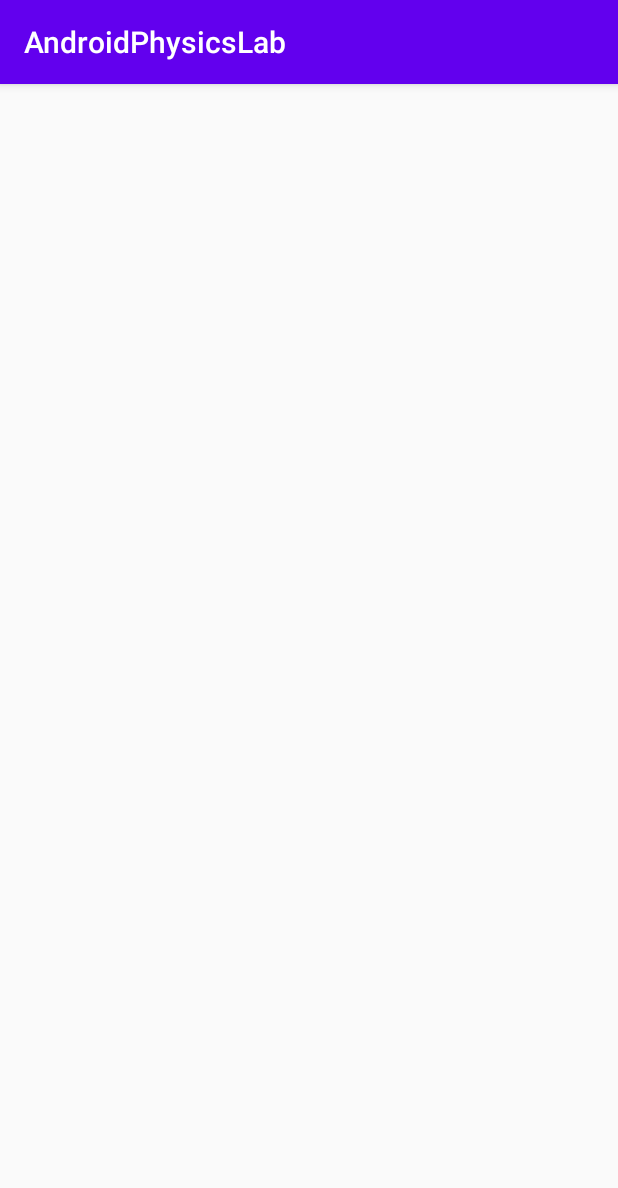
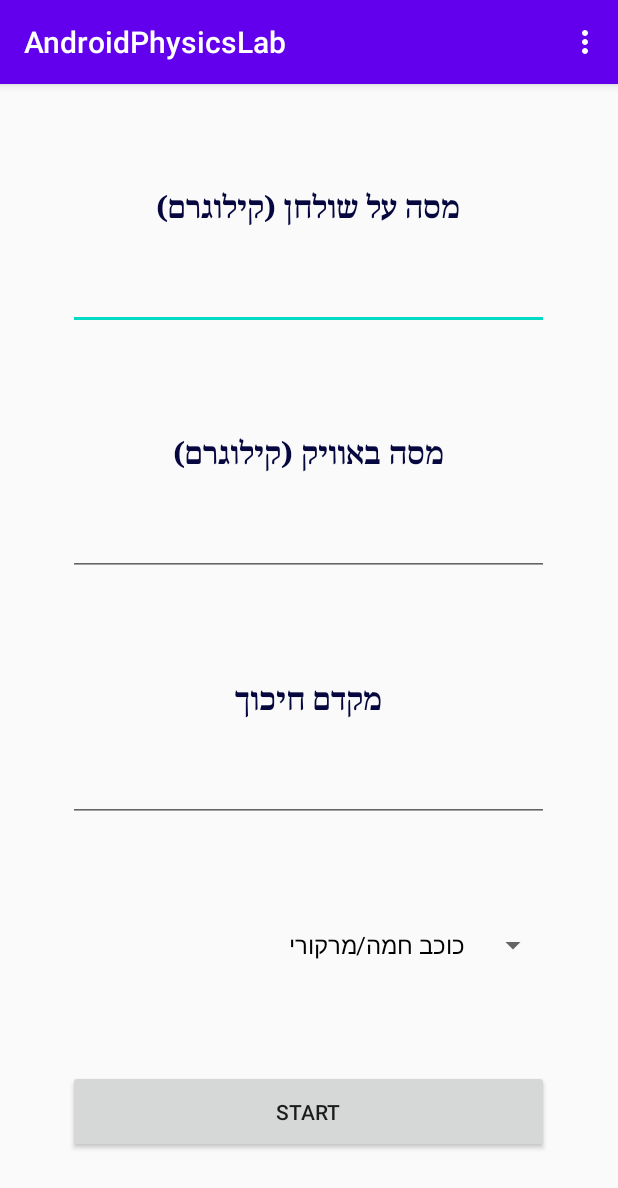
Before and after one commit to AndriyKuzmenko/AndroidPhysicsLabSimulation, an Android app: the NewtonData screen opened directly, with no data from a screen before it, on a phone screen of 412 x 824 dp. Shown: the top 1188 px of the screen. Run offline under Robolectric (Android 15) with nearby library versions, the phone set to English and light mode, and no system bars.

Commit message:
Second Newton's law

```diff
--- a/app/src/main/java/com/example/androidphysicslab/Languages.java
+++ b/app/src/main/java/com/example/androidphysicslab/Languages.java
@@ -50,6 +50,9 @@ public class Languages
     public static String xTime;
     public static String aTime;
     public static String secondNewtonsLaw;
+    public static String mass1;
+    public static String mass2;
+    public static String friction;
 
     public static void toEnglish()
     {
@@ -100,6 +103,9 @@ public class Languages
         aTime="Acceleration as function of time";
         xTime="length as function of time";
         secondNewtonsLaw="2nd Newton's Law";
+        mass1="Mass on desk (kg)";
+        mass2="Mass in air (kg)";
+        friction="Coefficient of friction";
     }
 
     public static void toHebrew()
@@ -151,5 +157,8 @@ public class Languages
         aTime="תאוצה כפונקציה של זמן";
         xTime="אורך כפונקציה של זמן";
         secondNewtonsLaw="חוק שני של ניוטון";
+        mass1="מסה על שולחן (קילוגרם)";
+        mass2="מסה באוויק (קילוגרם)";
+        friction="מקדם חיכוך";
     }
 }
--- a/app/src/main/java/com/example/androidphysicslab/MenuActivity.java
+++ b/app/src/main/java/com/example/androidphysicslab/MenuActivity.java
@@ -109,7 +109,7 @@ public class MenuActivity extends AppCompatActivity
 
     public void newton(View view)
     {
-        Intent si=new Intent(this, SpringData.class);
+        Intent si=new Intent(this, NewtonData.class);
         startActivity(si);
     }
 }
--- a/app/src/main/java/com/example/androidphysicslab/NewtonData.java
+++ b/app/src/main/java/com/example/androidphysicslab/NewtonData.java
@@ -1,15 +1,75 @@
 package com.example.androidphysicslab;
 
 import android.os.Bundle;
+import android.view.Menu;
+import android.view.MenuItem;
+import android.widget.ArrayAdapter;
+import android.widget.Button;
+import android.widget.EditText;
+import android.widget.Spinner;
+import android.widget.TextView;
 
 import androidx.appcompat.app.AppCompatActivity;
 
 public class NewtonData  extends AppCompatActivity
 {
+    TextView mass1Label,mass2Label,frictionLabel;
+    EditText mass1ET,mass2ET,frictionET;
+    Spinner planetNewtonSpinner;
+    Button startNewtonButton;
+
     @Override
     protected void onCreate(Bundle savedInstanceState)
     {
         super.onCreate(savedInstanceState);
         setContentView(R.layout.activity_newton_data);
+
+        mass1Label=(TextView)findViewById(R.id.mass1Label);
+        mass2Label=(TextView)findViewById(R.id.mass2Label);
+        frictionLabel=(TextView)findViewById(R.id.frictionLabel);
+        mass1ET=(EditText)findViewById(R.id.mass1ET);
+        mass2ET=(EditText)findViewById(R.id.mass2ET);
+        frictionET=(EditText)findViewById(R.id.frictionET);
+        planetNewtonSpinner=(Spinner)findViewById(R.id.planetNewtonSpinner);
+        startNewtonButton=(Button)findViewById(R.id.startNewtonButton);
+
+        changeLanguage();
+    }
+
+    public void changeLanguage()
+    {
+        mass1Label.setText(Languages.mass1);
+        mass2Label.setText(Languages.mass2);
+        frictionLabel.setText(Languages.friction);
+
+        ArrayAdapter<String> adp = new ArrayAdapter<String>(this,
+                R.layout.support_simple_spinner_dropdown_item,Languages.planets);
+        planetNewtonSpinner.setAdapter(adp);
+    }
+
+    @Override
+    public boolean onCreateOptionsMenu(Menu menu)
+    {
+        getMenuInflater().inflate(R.menu.main,menu);
+
+        return true;
+    }
+
+    public boolean onOptionsItemSelected(MenuItem item)
+    {
+        int id=item.getItemId();
+
+        if(id==R.id.English)
+        {
+            Languages.toEnglish();
+        }
+        else if(id==R.id.Hebrew)
+        {
+            Languages.toHebrew();
+        }
+
+        changeLanguage();
+
+        return true;
     }
 }
--- a/app/src/main/res/layout/activity_newton_data.xml
+++ b/app/src/main/res/layout/activity_newton_data.xml
@@ -1,6 +1,135 @@
 <?xml version="1.0" encoding="utf-8"?>
-<androidx.constraintlayout.widget.ConstraintLayout
-    xmlns:android="http://schemas.android.com/apk/res/android" android:layout_width="match_parent"
+<LinearLayout xmlns:android="http://schemas.android.com/apk/res/android"
+    android:layout_width="match_parent"
     android:layout_height="match_parent">
 
-</androidx.constraintlayout.widget.ConstraintLayout>
+    <Space
+        android:layout_width="0px"
+        android:layout_height="match_parent"
+        android:layout_weight="1" />
+
+    <LinearLayout
+        android:layout_width="0px"
+        android:layout_height="match_parent"
+        android:layout_weight="7"
+        android:orientation="vertical">
+
+        <Space
+            android:layout_width="match_parent"
+            android:layout_height="wrap_content"
+            android:layout_weight="1" />
+
+        <TextView
+            android:id="@+id/mass1Label"
+            android:layout_width="match_parent"
+            android:layout_height="0px"
+            android:layout_weight="1"
+            android:fontFamily="serif"
+            android:gravity="center"
+            android:text="Mass on desk (kg)"
+            android:textColor="#06073E"
+            android:textSize="20sp"
+            android:textStyle="bold" />
+
+        <EditText
+            android:id="@+id/mass1ET"
+            android:layout_width="match_parent"
+            android:layout_height="0px"
+            android:layout_weight="1"
+            android:fontFamily="serif"
+            android:inputType="numberDecimal"
+            android:textColor="#06073E"
+            android:textSize="20sp"
+            android:textStyle="bold" />
+
+        <Space
+            android:layout_width="match_parent"
+            android:layout_height="0px"
+            android:layout_weight="1" />
+
+        <TextView
+            android:id="@+id/mass2Label"
+            android:layout_width="match_parent"
+            android:layout_height="0px"
+            android:layout_weight="1"
+            android:fontFamily="serif"
+            android:gravity="center"
+            android:text="Mass in air (kg)"
+            android:textColor="#06073E"
+            android:textSize="20sp"
+            android:textStyle="bold" />
+
+        <EditText
+            android:id="@+id/mass2ET"
+            android:layout_width="match_parent"
+            android:layout_height="0px"
+            android:layout_weight="1"
+            android:fontFamily="serif"
+            android:inputType="numberDecimal"
+            android:textColor="#06073E"
+            android:textSize="20sp"
+            android:textStyle="bold" />
+
+        <Space
+            android:layout_width="match_parent"
+            android:layout_height="0px"
+            android:layout_weight="1" />
+
+        <TextView
+            android:id="@+id/frictionLabel"
+            android:layout_width="match_parent"
+            android:layout_height="0px"
+            android:layout_weight="1"
+            android:fontFamily="serif"
+            android:gravity="center"
+            android:text="coefficient of friction"
+            android:textColor="#06073E"
+            android:textSize="20sp"
+            android:textStyle="bold" />
+
+        <EditText
+            android:id="@+id/frictionET"
+            android:layout_width="match_parent"
+            android:layout_height="0px"
+            android:layout_weight="1"
+            android:fontFamily="serif"
+            android:inputType="numberDecimal"
+            android:textColor="#06073E"
+            android:textSize="20sp"
+            android:textStyle="bold" />
+
+        <Space
+            android:layout_width="match_parent"
+            android:layout_height="0px"
+            android:layout_weight="1" />
+
+        <Spinner
+            android:id="@+id/planetNewtonSpinner"
+            android:layout_width="match_parent"
+            android:layout_height="0px"
+            android:layout_weight="1" />
+
+        <Space
+            android:layout_width="match_parent"
+            android:layout_height="0px"
+            android:layout_weight="1" />
+
+        <Button
+            android:id="@+id/startNewtonButton"
+            android:layout_width="match_parent"
+            android:layout_height="0px"
+            android:layout_weight="1"
+            android:onClick="start"
+            android:text="Start" />
+
+        <Space
+            android:layout_width="match_parent"
+            android:layout_height="0px"
+            android:layout_weight="1" />
+    </LinearLayout>
+
+    <Space
+        android:layout_width="0px"
+        android:layout_height="match_parent"
+        android:layout_weight="1" />
+</LinearLayout>
```
